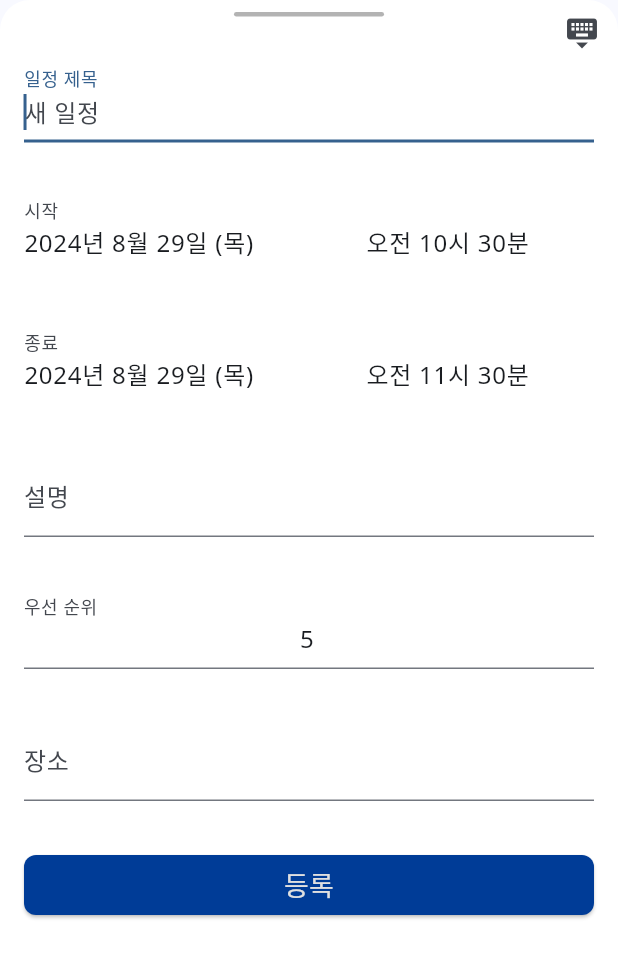
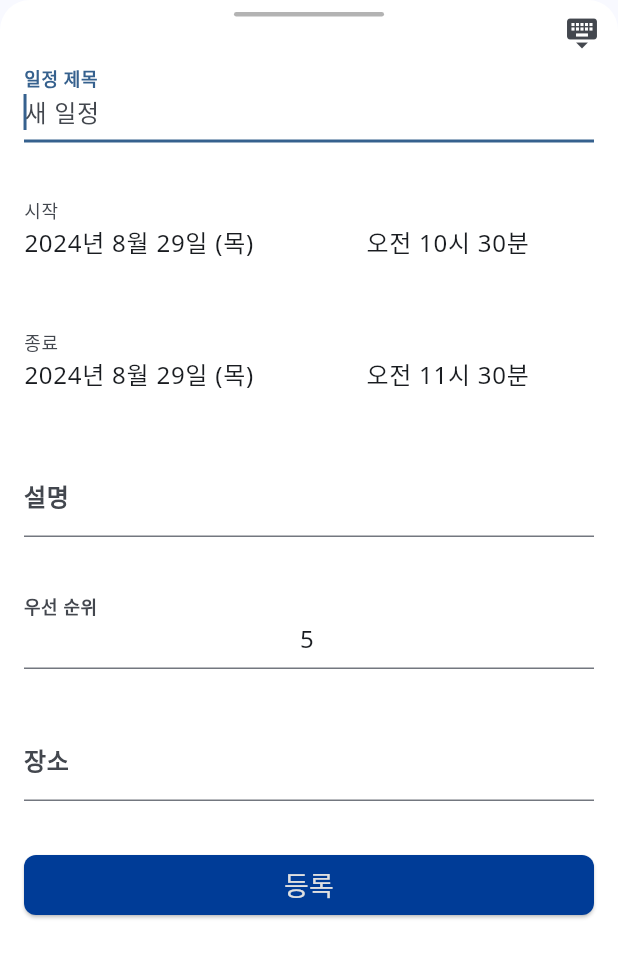
Before and after one commit to SWM-15th-Dnight/flutter-client, a Flutter app: the CustomBottomSheet widget shown alone on an empty page, opened directly with empty values, after a tap on "등록", on a phone screen of 412 x 824 dp. Shown: the top 958 px of the screen. Run offline on Flutter 3.47's test engine with Material 3 defaults, Android fonts, the phone set to English and light mode, and no system bars; our stand-ins replace dio, firebase_auth, firebase_core, flutter_dotenv, flutter_secure_storage, flutter_speed_dial and 7 more; accounts and stored records are empty; generated files the repository leaves out were written again; network calls fail.

Commit message:
fix: detail ui

```diff
--- a/lib/widget/custom_bottom_sheet.dart
+++ b/lib/widget/custom_bottom_sheet.dart
@@ -186,7 +186,8 @@ class _CustomBottomSheetState extends State<CustomBottomSheet> {
             minuteInterval: 5,
             onDateTimeChanged: (DateTime value) {
               setState(() {
-                controller.text = DateFormat('aa h시 m분', 'ko_KR').format(value);
+                controller.text =
+                    DateFormat('aa hh시 mm분', 'ko_KR').format(value);
                 whenAt = DateTime(
                   whenAt.year,
                   whenAt.month,
@@ -249,6 +250,7 @@ class _CustomBottomSheetState extends State<CustomBottomSheet> {
       "transp": "OPAQUE",
       "calendarId": widget.currentCalendarId,
     };
+    print('data: $data');
 
     if (!widget.isEditMode) {
       // create event
@@ -385,7 +387,7 @@ class _CustomBottomSheetState extends State<CustomBottomSheet> {
                                                 .bottom +
                                             adder),
                                     controller: TextEditingController(
-                                      text: DateFormat('aa h시 m분', 'ko_KR')
+                                      text: DateFormat('aa hh시 mm분', 'ko_KR')
                                           .format(startAt),
                                     ),
                                     decoration: InputDecoration(
@@ -459,7 +461,7 @@ class _CustomBottomSheetState extends State<CustomBottomSheet> {
                                                 .bottom +
                                             adder),
                                     controller: TextEditingController(
-                                      text: DateFormat('aa h시 m분', 'ko_KR')
+                                      text: DateFormat('aa hh시 mm분', 'ko_KR')
                                           .format(endAt),
                                     ),
                                     decoration: InputDecoration(
@@ -497,6 +499,9 @@ class _CustomBottomSheetState extends State<CustomBottomSheet> {
                             controller: descriptionController,
                             decoration: InputDecoration(
                               labelText: '설명',
+                              labelStyle: TextStyle(
+                                fontWeight: FontWeight.bold,
+                              ),
                             ),
                             readOnly: false,
                             onChanged: (value) async {
@@ -516,6 +521,9 @@ class _CustomBottomSheetState extends State<CustomBottomSheet> {
                             controller: priorityController,
                             decoration: InputDecoration(
                               labelText: '우선 순위',
+                              labelStyle: TextStyle(
+                                fontWeight: FontWeight.bold,
+                              ),
                             ),
                             readOnly: true,
                             onTap: () async {
@@ -535,6 +543,9 @@ class _CustomBottomSheetState extends State<CustomBottomSheet> {
                             controller: locationController,
                             decoration: InputDecoration(
                               labelText: '장소',
+                              labelStyle: TextStyle(
+                                fontWeight: FontWeight.bold,
+                              ),
                             ),
                             readOnly: false,
                             onChanged: (value) async {
@@ -640,6 +651,9 @@ class _CustomBottomSheetState extends State<CustomBottomSheet> {
                   controller: summaryController,
                   decoration: InputDecoration(
                     labelText: '일정 제목',
+                    labelStyle: TextStyle(
+                      fontWeight: FontWeight.bold,
+                    ),
                     hintText: '새 일정',
                   ),
                   onChanged: (value) {
--- a/lib/widget/custom_event_sheet.dart
+++ b/lib/widget/custom_event_sheet.dart
@@ -51,14 +51,14 @@ class CustomEventSheet extends StatelessWidget {
                     ListTile(
                       title: Text('시작'),
                       subtitle: Text(
-                          DateFormat('yyyy년 M월 dd일 (EE) aa h시 m분', 'ko_KR')
+                          DateFormat('yyyy년 M월 d일 (EE) aa hh시 mm분', 'ko_KR')
                               .format(DateTime.parse(event['startAt']))),
                       onTap: () {},
                     ),
                     ListTile(
                       title: Text('종료'),
                       subtitle: Text(
-                          DateFormat('yyyy년 M월 dd일 (EE) aa h시 m분', 'ko_KR')
+                          DateFormat('yyyy년 M월 d일 (EE) aa hh시 mm분', 'ko_KR')
                               .format(DateTime.parse(event['endAt']))),
                       onTap: () {},
                     ),
```
Also changed, not shown: lib/screens/calendar/main_calendar.dart (+6 -1 lines).
